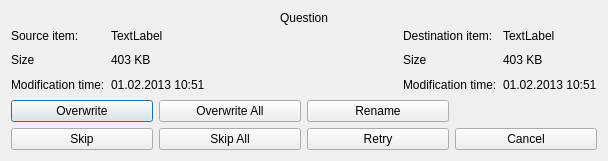
Before: the Qt Designer form qt-app/src/progressdialogs/cpromptdialog.ui in VioletGiraffe/file-commander, drawn with Qt 5.
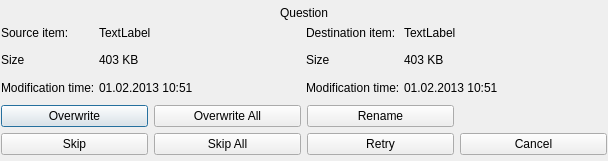
After: the same form once the commit is applied. The open tabs and pages were chosen to show the change.

Commit message: cpromptdialog.ui: preventing it from blowing up horizontally; "Overwrite all" button made default

What changed in the file:
```diff
--- a/qt-app/src/progressdialogs/cpromptdialog.ui
+++ b/qt-app/src/progressdialogs/cpromptdialog.ui
@@ -17,6 +17,18 @@
    <property name="spacing">
     <number>1</number>
    </property>
+   <property name="leftMargin">
+    <number>1</number>
+   </property>
+   <property name="topMargin">
+    <number>6</number>
+   </property>
+   <property name="rightMargin">
+    <number>1</number>
+   </property>
+   <property name="bottomMargin">
+    <number>6</number>
+   </property>
    <item>
     <widget class="QLabel" name="lblQuestion">
      <property name="text">
@@ -30,7 +42,7 @@
    <item>
     <widget class="QStackedWidget" name="stackedWidget">
      <property name="currentIndex">
-      <number>1</number>
+      <number>0</number>
      </property>
      <widget class="QWidget" name="twoFiles">
       <layout class="QVBoxLayout" name="verticalLayout_2">
@@ -48,8 +60,11 @@
        </property>
        <item>
         <layout class="QHBoxLayout" name="horizontalLayout">
+         <property name="spacing">
+          <number>4</number>
+         </property>
          <item>
-          <layout class="QGridLayout" name="sourceFileInfo">
+          <layout class="QGridLayout" name="sourceFileInfo" columnstretch="0,1">
            <item row="0" column="0">
             <widget class="QLabel" name="label">
              <property name="text">
@@ -59,6 +74,12 @@
            </item>
            <item row="0" column="1">
             <widget class="QLabel" name="lblSrcFile">
+             <property name="sizePolicy">
+              <sizepolicy hsizetype="Ignored" vsizetype="Preferred">
+               <horstretch>0</horstretch>
+               <verstretch>0</verstretch>
+              </sizepolicy>
+             </property>
              <property name="text">
               <string>TextLabel</string>
              </property>
@@ -95,20 +116,7 @@
           </layout>
          </item>
          <item>
-          <spacer name="horizontalSpacer">
-           <property name="orientation">
-            <enum>Qt::Orientation::Horizontal</enum>
-           </property>
-           <property name="sizeHint" stdset="0">
-            <size>
-             <width>0</width>
-             <height>20</height>
-            </size>
-           </property>
-          </spacer>
-         </item>
-         <item>
-          <layout class="QGridLayout" name="destFileInfo">
+          <layout class="QGridLayout" name="destFileInfo" columnstretch="0,1">
            <item row="0" column="0">
             <widget class="QLabel" name="label_4">
              <property name="text">
@@ -118,6 +126,12 @@
            </item>
            <item row="0" column="1">
             <widget class="QLabel" name="lblDstFile">
+             <property name="sizePolicy">
+              <sizepolicy hsizetype="Ignored" vsizetype="Preferred">
+               <horstretch>0</horstretch>
+               <verstretch>0</verstretch>
+              </sizepolicy>
+             </property>
              <property name="text">
               <string>TextLabel</string>
              </property>
@@ -162,9 +176,6 @@
            <property name="text">
             <string>Overwrite</string>
            </property>
-           <property name="default">
-            <bool>true</bool>
-           </property>
           </widget>
          </item>
          <item row="1" column="1">
@@ -172,6 +183,9 @@
            <property name="text">
             <string>Overwrite All</string>
            </property>
+           <property name="default">
+            <bool>true</bool>
+           </property>
           </widget>
          </item>
          <item row="1" column="2">
```
Left out of the diff: 14 changed lines with no effect on the pictures.
